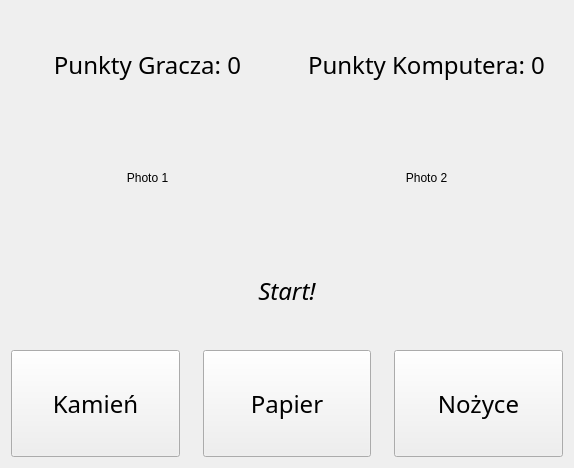
First picture: the form in PapierKamienNozyce/game.ui, repository DLowHP/desktopy-pkn, before the edit.
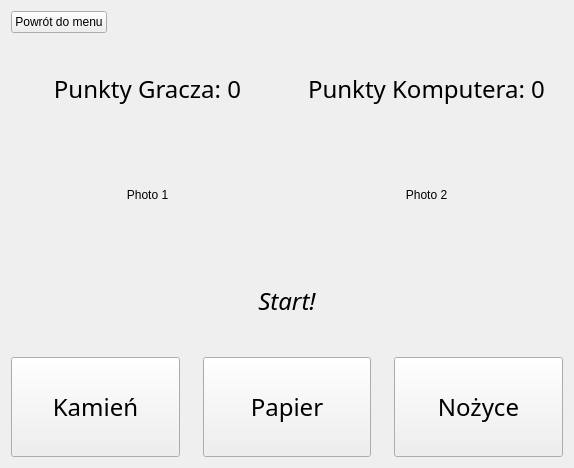
Second picture: the form after the edit.

Patch:
```diff
--- a/PapierKamienNozyce/game.ui
+++ b/PapierKamienNozyce/game.ui
@@ -15,71 +15,26 @@
   </property>
   <layout class="QGridLayout" name="gridLayout">
    <item row="0" column="0">
-    <layout class="QHBoxLayout" name="scoreLayout">
-     <item>
-      <widget class="QLabel" name="playerScore">
-       <property name="font">
-        <font>
-         <family>Calibri Light</family>
-         <pointsize>18</pointsize>
-         <italic>false</italic>
-        </font>
-       </property>
-       <property name="text">
-        <string>Punkty Gracza: 0</string>
-       </property>
-       <property name="alignment">
-        <set>Qt::AlignCenter</set>
-       </property>
-      </widget>
-     </item>
-     <item>
-      <widget class="QLabel" name="computerScore">
-       <property name="font">
-        <font>
-         <family>Calibri Light</family>
-         <pointsize>18</pointsize>
-         <italic>false</italic>
-        </font>
-       </property>
-       <property name="text">
-        <string>Punkty Komputera: 0</string>
-       </property>
-       <property name="alignment">
-        <set>Qt::AlignCenter</set>
-       </property>
-      </widget>
-     </item>
-    </layout>
+    <widget class="QPushButton" name="btnMenu">
+     <property name="text">
+      <string>Powrót do menu</string>
+     </property>
+    </widget>
    </item>
-   <item row="1" column="0">
-    <layout class="QHBoxLayout" name="gameLayout">
-     <item>
-      <widget class="QLabel" name="leftPhoto">
-       <property name="text">
-        <string>Photo 1</string>
-       </property>
-       <property name="alignment">
-        <set>Qt::AlignCenter</set>
-       </property>
-      </widget>
-     </item>
-     <item>
-      <layout class="QHBoxLayout" name="horizontalLayout_3"/>
-     </item>
-     <item>
-      <widget class="QLabel" name="rightPhoto">
-       <property name="text">
-        <string>Photo 2</string>
-       </property>
-       <property name="alignment">
-        <set>Qt::AlignCenter</set>
-       </property>
-      </widget>
-     </item>
-    </layout>
+   <item row="0" column="1">
+    <spacer name="horizontalSpacer">
+     <property name="orientation">
+      <enum>Qt::Horizontal</enum>
+     </property>
+     <property name="sizeHint" stdset="0">
+      <size>
+       <width>40</width>
+       <height>20</height>
+      </size>
+     </property>
+    </spacer>
    </item>
-   <item row="2" column="0">
+   <item row="3" column="0" colspan="2">
     <widget class="QLabel" name="resultLabel">
      <property name="font">
       <font>
@@ -96,7 +51,7 @@
      </property>
     </widget>
    </item>
-   <item row="3" column="0">
+   <item row="4" column="0" colspan="2">
     <layout class="QHBoxLayout" name="bottomLayout" stretch="0,0,0">
      <property name="spacing">
       <number>23</number>
@@ -175,6 +130,71 @@
      </item>
     </layout>
    </item>
+   <item row="2" column="0" colspan="2">
+    <layout class="QHBoxLayout" name="gameLayout">
+     <item>
+      <widget class="QLabel" name="leftPhoto">
+       <property name="text">
+        <string>Photo 1</string>
+       </property>
+       <property name="alignment">
+        <set>Qt::AlignCenter</set>
+       </property>
+      </widget>
+     </item>
+     <item>
+      <layout class="QHBoxLayout" name="horizontalLayout_3"/>
+     </item>
+     <item>
+      <widget class="QLabel" name="rightPhoto">
+       <property name="text">
+        <string>Photo 2</string>
+       </property>
+       <property name="alignment">
+        <set>Qt::AlignCenter</set>
+       </property>
+      </widget>
+     </item>
+    </layout>
+   </item>
+   <item row="1" column="0" colspan="2">
+    <layout class="QHBoxLayout" name="scoreLayout">
+     <item>
+      <widget class="QLabel" name="playerScore">
+       <property name="font">
+        <font>
+         <family>Calibri Light</family>
+         <pointsize>18</pointsize>
+         <italic>false</italic>
+        </font>
+       </property>
+       <property name="text">
+        <string>Punkty Gracza: 0</string>
+       </property>
+       <property name="alignment">
+        <set>Qt::AlignCenter</set>
+       </property>
+      </widget>
+     </item>
+     <item>
+      <widget class="QLabel" name="computerScore">
+       <property name="font">
+        <font>
+         <family>Calibri Light</family>
+         <pointsize>18</pointsize>
+         <italic>false</italic>
+        </font>
+       </property>
+       <property name="text">
+        <string>Punkty Komputera: 0</string>
+       </property>
+       <property name="alignment">
+        <set>Qt::AlignCenter</set>
+       </property>
+      </widget>
+     </item>
+    </layout>
+   </item>
   </layout>
  </widget>
  <resources/>
```
